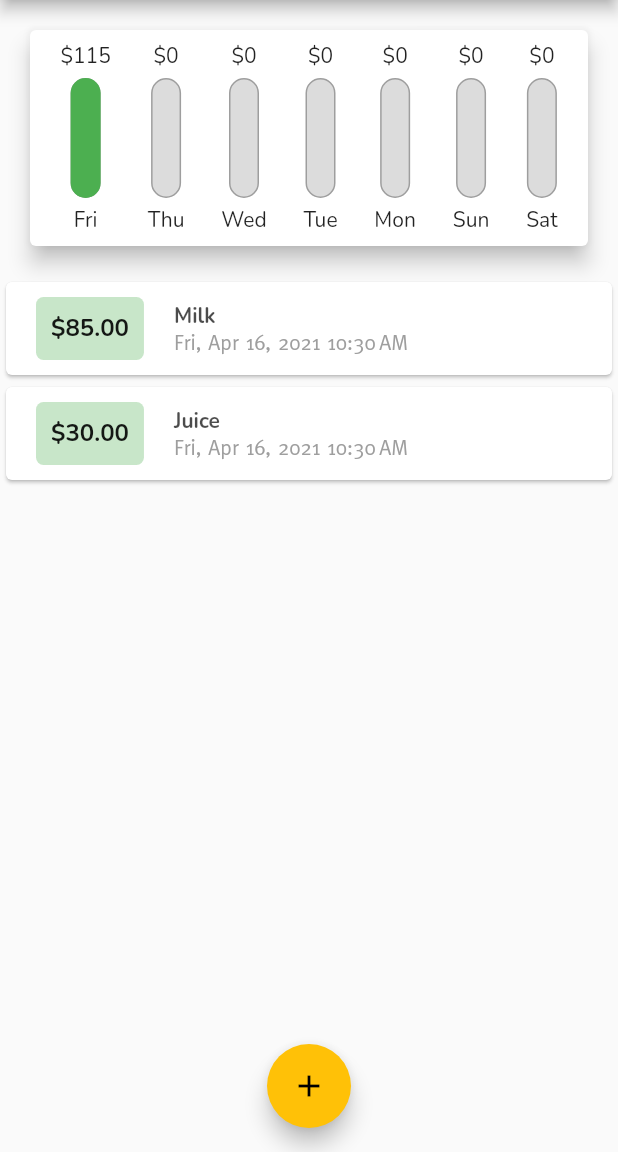
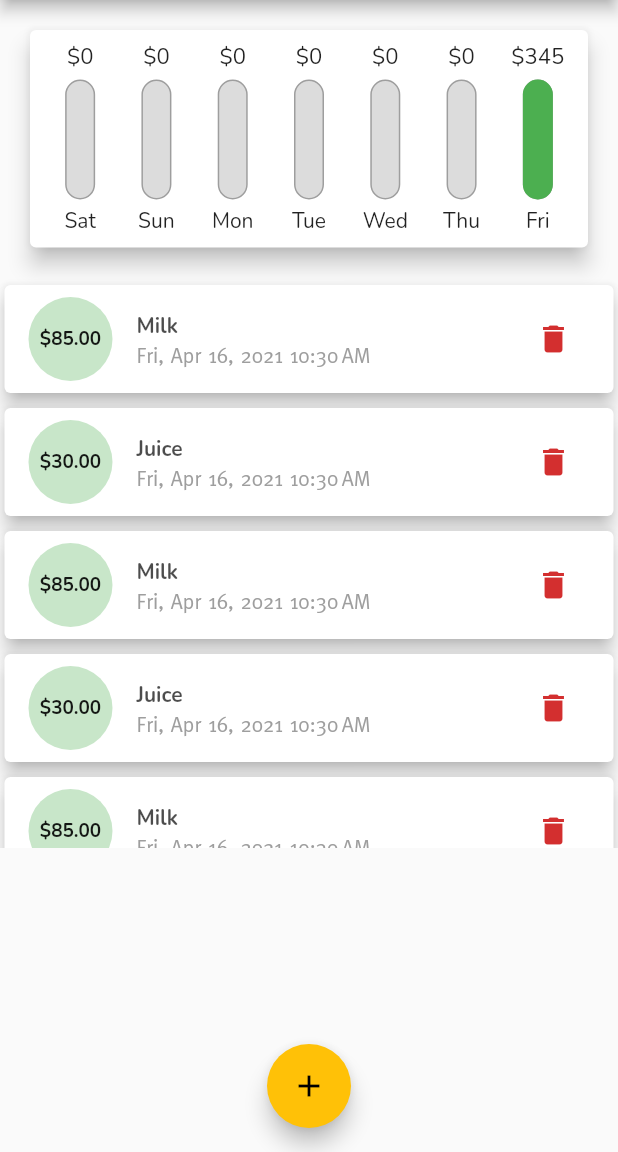
Before and after one commit to tejasbagal1/Expense-Manager, a Flutter app: the screen it shows after launch, on a phone screen of 412 x 824 dp, the part 84-1236 px from its top. Run offline on Flutter 3.47's test engine with Material 2 defaults, Android fonts, the phone set to English and light mode, and no system bars.

Commit message:
added delete icon button, finished app

```diff
--- a/lib/main.dart
+++ b/lib/main.dart
@@ -42,18 +42,48 @@ class _MyHomePageState extends State<MyHomePage> {
       amount: 30,
       date: DateTime.now(),
     ),
+    Transaction(
+      id: "t1",
+      title: "Milk",
+      amount: 85,
+      date: DateTime.now(),
+    ),
+    Transaction(
+      id: "t2",
+      title: "Juice",
+      amount: 30,
+      date: DateTime.now(),
+    ),
+    Transaction(
+      id: "t1",
+      title: "Milk",
+      amount: 85,
+      date: DateTime.now(),
+    ),
+    Transaction(
+      id: "t2",
+      title: "Juice",
+      amount: 30,
+      date: DateTime.now(),
+    ),
   ];
 
-  void addNewTransaction(String title, double amount) {
+  void addNewTransaction(String title, double amount, DateTime date) {
     Transaction newTx = Transaction(
       id: DateTime.now().toString(),
       title: title,
       amount: amount,
-      date: DateTime.now(),
+      date: date,
     );
 
     setState(() {
       userTransactions.add(newTx);
+    });
+  }
+
+  void deleteTransaction(String id) {
+    setState(() {
+      userTransactions.removeWhere((tx) => tx.id == id);
     });
   }
 
@@ -101,7 +131,7 @@ class _MyHomePageState extends State<MyHomePage> {
 
         children: [
           Chart(recentTransactions),
-          TransactionList(userTransactions),
+          TransactionList(userTransactions, deleteTransaction),
         ],
       ),
       floatingActionButtonLocation: FloatingActionButtonLocation.centerFloat,
--- a/lib/widgets/chart.dart
+++ b/lib/widgets/chart.dart
@@ -45,13 +45,22 @@ class Chart extends StatelessWidget {
         child: Row(
           mainAxisAlignment: MainAxisAlignment.spaceAround,
           children: [
-            ...allTransactionsOfTheDayGrouped.map((wtx) {
-              return ChartBar(
-                wtx['day'].toString(),
-                wtx['totalAmount'] as double,
-                (wtx['totalAmount'] as double)/totalSpendingOfLast7Days,
-              );
-            }).toList()
+            ...allTransactionsOfTheDayGrouped
+                .map((wtx) {
+                  return Flexible(
+                    fit: FlexFit.tight,
+                    child: ChartBar(
+                      wtx['day'].toString(),
+                      wtx['totalAmount'] as double,
+                      totalSpendingOfLast7Days > 0.0
+                          ? (wtx['totalAmount'] as double) /
+                              totalSpendingOfLast7Days
+                          : (wtx['totalAmount'] as double),
+                    ),
+                  );
+                })
+                .toList()
+                .reversed
           ],
         ),
       ),
--- a/lib/widgets/chart_bar.dart
+++ b/lib/widgets/chart_bar.dart
@@ -10,9 +10,12 @@ class ChartBar extends StatelessWidget {
   Widget build(BuildContext context) {
     return Column(
       children: [
-        Flexible(
-          fit: FlexFit.tight,
-          child: Text('\$${spendAmount.toStringAsFixed(0)}'),
+        Container(
+          height: 20,
+          child: FittedBox(
+            fit: BoxFit.fitWidth,
+            child: Text('\$${spendAmount.toStringAsFixed(0)}'),
+          ),
         ),
         SizedBox(
           height: 5,
--- a/lib/widgets/transaction_list.dart
+++ b/lib/widgets/transaction_list.dart
@@ -4,12 +4,14 @@ import 'package:intl/intl.dart';
 
 class TransactionList extends StatelessWidget {
   final List<Transaction> userTransactions;
+  final Function deleteTransaction;
   static const int $chi = 0x03C7;
-  TransactionList(this.userTransactions);
+  TransactionList(this.userTransactions, this.deleteTransaction);
+
   @override
   Widget build(BuildContext context) {
     return Container(
-      height: 280,
+      height: 380,
       child: userTransactions.isEmpty
           ? Column(
               children: [
@@ -36,38 +38,24 @@ class TransactionList extends StatelessWidget {
               itemCount: userTransactions.length,
               itemBuilder: (ctx, ind) {
                 return Card(
-                  child: Row(
-                    children: [
-                      Container(
-                        alignment: Alignment.center,
-                        margin: EdgeInsets.symmetric(
-                          vertical: 10,
-                          horizontal: 20,
-                        ),
-                        padding: EdgeInsets.symmetric(
-                          vertical: 10,
-                          horizontal: 10,
-                        ),
-                        decoration: BoxDecoration(
-                          borderRadius: BorderRadius.all(
-                            Radius.circular(5),
-                          ),
-                          color: Theme.of(context).primaryColorLight,
-                        ),
-                        //width: 65,
+                  elevation: 5,
+                  margin: EdgeInsets.symmetric(vertical: 5, horizontal: 3),
+                  child: ListTile(
+                    leading: FittedBox(
+                      child: CircleAvatar(
+                        radius: 40,
+                        backgroundColor: Theme.of(context).primaryColorLight,
                         child: Text(
                           "\$${userTransactions[ind].amount.toStringAsFixed(2)}",
                           style: TextStyle(
-                            fontSize: 16,
+                            fontSize: 18,
                             fontWeight: FontWeight.w700,
                             color: Colors.black.withOpacity(0.9),
                           ),
                         ),
                       ),
-                      Column(
-                        crossAxisAlignment: CrossAxisAlignment.start,
-                        children: [
-                          Text(
+                    ),
+                    title: Text(
                       userTransactions[ind].title,
                       style: TextStyle(
                         fontSize: 14,
@@ -75,16 +63,22 @@ class TransactionList extends StatelessWidget {
                         color: Colors.black.withOpacity(0.7),
                       ),
                     ),
-                          Text(
-                            DateFormat.yMMMEd().add_jm().format(DateTime.now()),
+                    subtitle: Text(
+                      DateFormat.yMMMEd()
+                          .add_jm()
+                          .format(userTransactions[ind].date),
                       style: TextStyle(
                         color: Colors.grey,
                         fontFamily: 'Meta',
                       ),
                     ),
-                        ],
-                      )
-                    ],
+                    trailing: IconButton(
+                      icon: Icon(Icons.delete),
+                      onPressed: () {
+                        deleteTransaction(userTransactions[ind].id);
+                      },
+                      color: Theme.of(context).errorColor,
+                    ),
                   ),
                 );
               },
@@ -92,3 +86,56 @@ class TransactionList extends StatelessWidget {
     );
   }
 }
+
+
+
+// child: Row(
+//   children: [
+//     Container(
+//       alignment: Alignment.center,
+//       margin: EdgeInsets.symmetric(
+//         vertical: 10,
+//         horizontal: 20,
+//       ),
+//       padding: EdgeInsets.symmetric(
+//         vertical: 10,
+//         horizontal: 10,
+//       ),
+//       decoration: BoxDecoration(
+//         borderRadius: BorderRadius.all(
+//           Radius.circular(5),
+//         ),
+//         color: Theme.of(context).primaryColorLight,
+//       ),
+//       //width: 65,
+//       child: Text(
+//         "\$${userTransactions[ind].amount.toStringAsFixed(2)}",
+//         style: TextStyle(
+//           fontSize: 16,
+//           fontWeight: FontWeight.w700,
+//           color: Colors.black.withOpacity(0.9),
+//         ),
+//       ),
+//     ),
+//     Column(
+//       crossAxisAlignment: CrossAxisAlignment.start,
+//       children: [
+//         Text(
+//           userTransactions[ind].title,
+//           style: TextStyle(
+//             fontSize: 14,
+//             fontWeight: FontWeight.w700,
+//             color: Colors.black.withOpacity(0.7),
+//           ),
+//         ),
+//         Text(
+//           DateFormat.yMMMEd().add_jm().format(DateTime.now()),
+//           style: TextStyle(
+//             color: Colors.grey,
+//             fontFamily: 'Meta',
+//           ),
+//         ),
+//       ],
+//     )
+//   ],
+// ),
```
Also changed, not shown: lib/widgets/new_transaction.dart (+40 -17 lines). Lines whose indentation alone changed are shown as unchanged.
